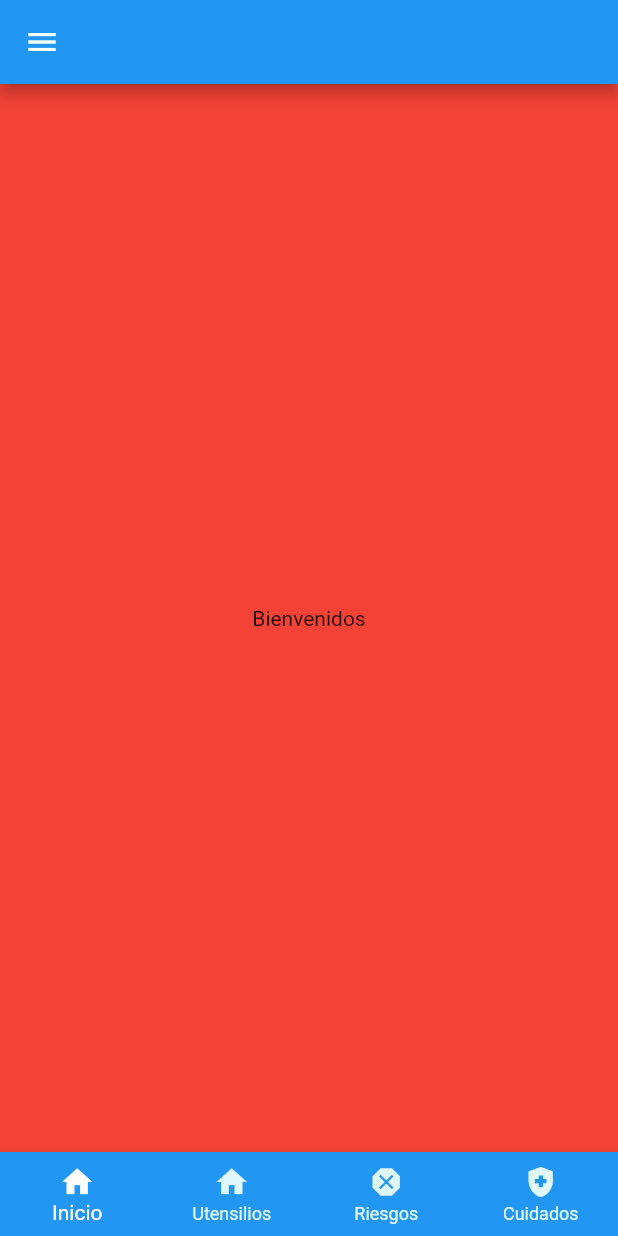
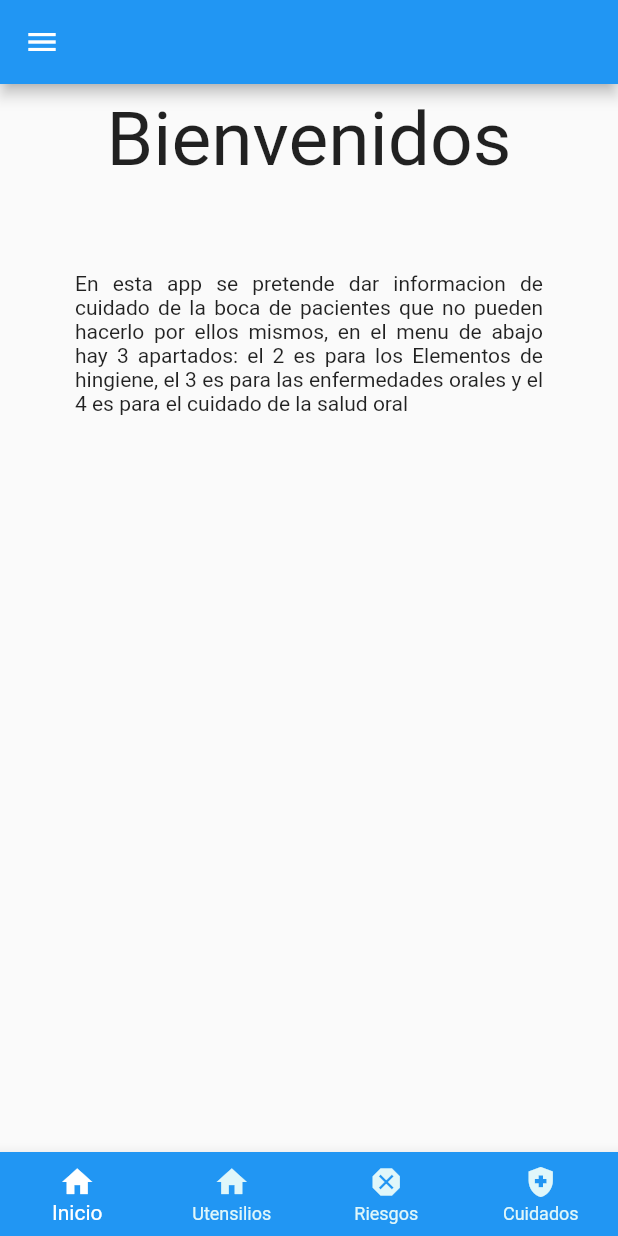
Before and after one commit to Tomasespinozagarrido/aplicacion_tesis, a Flutter app: the screen it shows after launch, on a phone screen of 412 x 824 dp. Run offline on Flutter 3.47's test engine with Material 2 defaults, Android fonts, the phone set to English and light mode, and no system bars.

Commit message:
Parte del inicio listo

```diff
--- a/app_tesis/lib/screens/inicio.dart
+++ b/app_tesis/lib/screens/inicio.dart
@@ -1,7 +1,8 @@
 import 'package:flutter/material.dart';
 
+
 class Inicio extends StatefulWidget {
-  const Inicio({Key? key}) : super(key: key);
+  const Inicio({ Key? key }) : super(key: key);
 
   @override
   _InicioState createState() => _InicioState();
@@ -10,13 +11,22 @@ class Inicio extends StatefulWidget {
 class _InicioState extends State<Inicio> {
   @override
   Widget build(BuildContext context) {
-    const Text("asdasdasd");
-
-    return Container(
-      color: Colors.red,
-      child: const Center(
-        child: Text("Bienvenidos"),
-      ),
+    return Column(
+      children: <Widget>[
+        Padding(
+          padding: EdgeInsets.all(8.0),
+          child: Text('Bienvenidos',
+          textAlign: TextAlign.center,
+          style: TextStyle(fontSize: 50),
+          textScaleFactor: 1,
+          ),
+        ),
+        Padding(
+          padding: EdgeInsets.all(50.0),
+          child: Text('En esta app se pretende dar informacion de cuidado de la boca de pacientes que no pueden hacerlo por ellos mismos, en el menu de abajo hay 3 apartados: el 2 es para los Elementos de hingiene, el 3 es para las enfermedades orales y el 4 es para el cuidado de la salud oral',
+          textAlign: TextAlign.justify),
+        )
+      ],
     );
   }
 }
```
